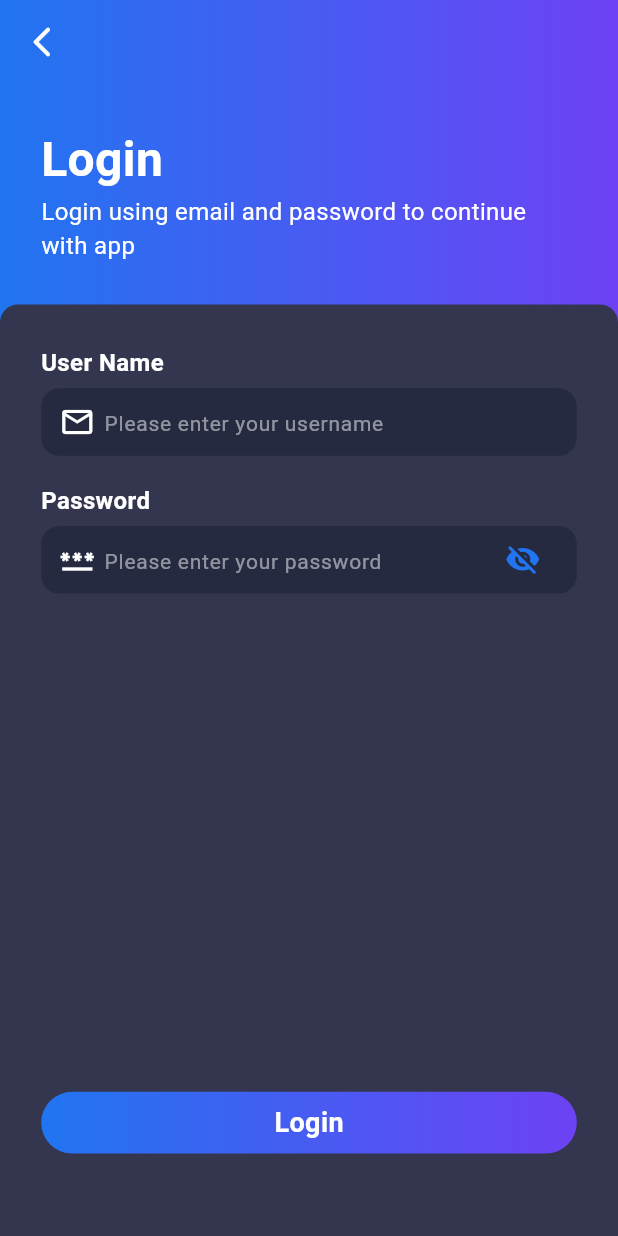
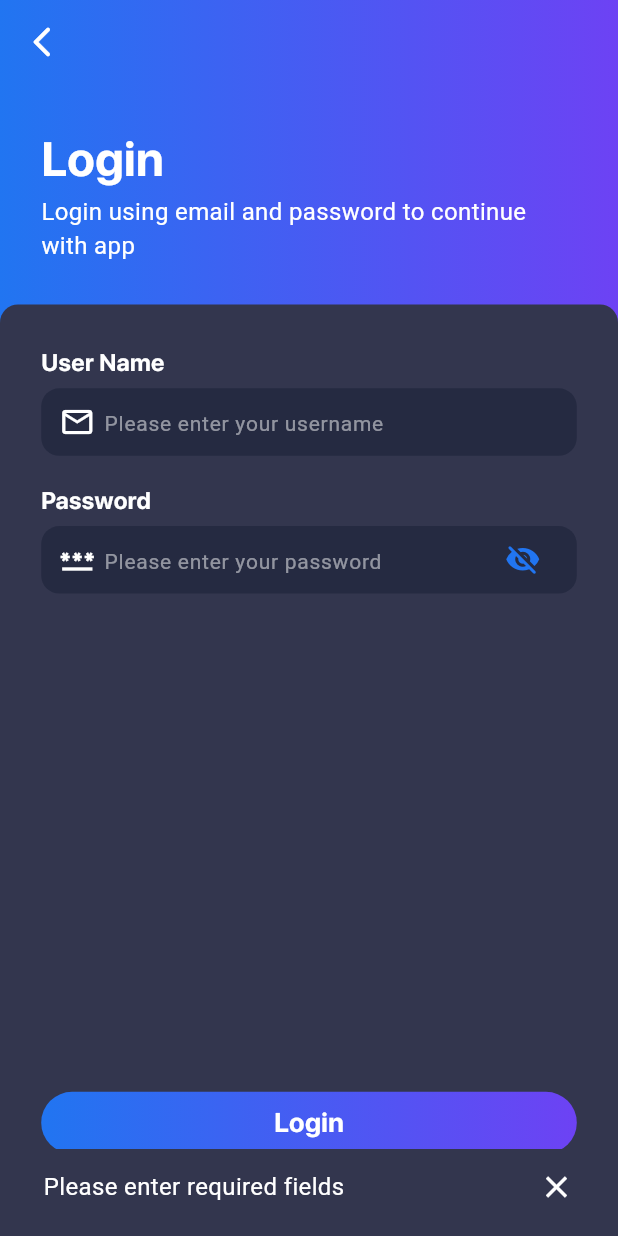
Before and after one commit to hmagdyadel/My-Invite, a Flutter app: the LoginScreen screen opened by its route, after a tap on the "visibility" icon, after a tap on "Login", on a phone screen of 412 x 824 dp. Run offline on Flutter 3.47's test engine with Material 3 defaults, Android fonts, the phone set to English and light mode, and no system bars; drawn by our look-alikes of another_flushbar; our stand-ins replace device_info_plus, dio, easy_localization, flutter_bloc, flutter_screenutil, freezed_annotation and 4 more; accounts and stored records are empty; generated files the repository leaves out were written again; Roboto replaces fonts that are missing (Almarai).

Commit message:
login logic done

```diff
--- a/assets/translations/ar.json
+++ b/assets/translations/ar.json
@@ -245,5 +245,6 @@
   "unauthorized": "اسم المستخدم أو كلمة المرور غير صحيحة",
   "scanned_before": "تم مسح الكود مسبقا",
   "username_hint": "يرجى ادخال اسم المستخدم",
-  "password_hint": "يرجى ادخال كلمة المرور"
+  "password_hint": "يرجى ادخال كلمة المرور",
+  "enter_required_fields": "يرجى ادخال جميع الحقول المطلوبة"
 }
--- a/assets/translations/en.json
+++ b/assets/translations/en.json
@@ -246,5 +246,6 @@
   "unauthorized": "Credentials are not correct",
   "scanned_before": "Already Scanned",
   "username_hint": "Please enter your username",
-  "password_hint": "Please enter your password"
+  "password_hint": "Please enter your password",
+  "enter_required_fields": "Please enter required fields"
 }
--- a/lib/core/helpers/extensions.dart
+++ b/lib/core/helpers/extensions.dart
@@ -1,4 +1,5 @@
 import 'package:another_flushbar/flushbar.dart';
+import 'package:app/core/theming/colors.dart';
 import 'package:flutter/cupertino.dart';
 import 'package:flutter/material.dart';
 
@@ -100,8 +101,8 @@ extension Navigation on BuildContext {
       duration: const Duration(seconds: 2),
       flushbarPosition: FlushbarPosition.BOTTOM,
       barBlur: .1,
-      backgroundColor: Colors.redAccent,
-      borderColor: Colors.redAccent,
+      backgroundColor: bgColor,
+      borderColor: bgColor,
       margin: const EdgeInsets.all(8),
       borderRadius: BorderRadius.circular(10),
     ).show(this);
--- a/lib/core/networking/dio_factory.dart
+++ b/lib/core/networking/dio_factory.dart
@@ -18,7 +18,7 @@ class DioFactory {
         ..options.connectTimeout = timeOut
         ..options.receiveTimeout = timeOut
         ..options.headers = {
-          "Content-Type": "multipart/form-data",
+          "Content-Type": 'application/json; charset=UTF-8',
         };
 
       addDioInterceptor();
--- a/lib/core/widgets/subtitle_text.dart
+++ b/lib/core/widgets/subtitle_text.dart
@@ -26,7 +26,7 @@ class SubTitleText extends StatelessWidget {
           color: color ?? Colors.black,
           fontWeight: FontWeight.w700,
           fontSize: fontSize ?? 24,
-          fontFamily: fontFamily ?? "Almarai",
+          fontFamily: fontFamily ?? "SFPro",
           decoration: decoration ?? TextDecoration.none,
           decorationColor: Colors.white),
       textAlign: align ?? TextAlign.center,
--- a/lib/features/login/data/repo/login_repo.dart
+++ b/lib/features/login/data/repo/login_repo.dart
@@ -11,7 +11,7 @@ class LoginRepo {
 
   Future<ApiResult<LoginResponse>> login(LoginRequest loginRequestBody) async {
     try {
-      var response = await _apiService.login(loginRequestBody);
+      var response = await _apiService.login(loginRequestBody,);
       if (response.firstName == null) {
         return ApiResult.failure(response.title ?? '');
       }
--- a/lib/features/login/logic/login_cubit.dart
+++ b/lib/features/login/logic/login_cubit.dart
@@ -20,7 +20,7 @@ class LoginCubit extends Cubit<LoginStates> {
   final TextEditingController password = TextEditingController();
   DeviceInfoPlugin deviceInfoPlugin = DeviceInfoPlugin();
 
-  void login({flagLogout}) async {
+  void login() async {
     try {
       emit(const LoginStates.loading());
 
--- a/lib/features/login/ui/login_screen.dart
+++ b/lib/features/login/ui/login_screen.dart
@@ -11,6 +11,7 @@ import 'package:flutter_screenutil/flutter_screenutil.dart';
 import '../../../core/dimensions/dimensions.dart';
 import '../../../core/widgets/text_field_with_icon.dart';
 import '../logic/login_cubit.dart';
+import '../logic/login_states.dart';
 
 class LoginScreen extends StatefulWidget {
   const LoginScreen({super.key});
@@ -21,6 +22,7 @@ class LoginScreen extends StatefulWidget {
 
 class _LoginScreenState extends State<LoginScreen> {
   bool hidePassword = true;
+
   @override
   Widget build(BuildContext context) {
     return GestureDetector(
@@ -47,7 +49,7 @@ class _LoginScreenState extends State<LoginScreen> {
           body: Stack(
             children: [
               // Main content
-              Positioned.fill(
+              Positioned(
                 child: Column(
                   crossAxisAlignment: CrossAxisAlignment.start,
                   children: [
@@ -64,7 +66,9 @@ class _LoginScreenState extends State<LoginScreen> {
                 child: Padding(
                   padding: EdgeInsets.symmetric(horizontal: edge * 1.5),
                   child: GoButton(
-                    fun: () {},
+                    fun: () {
+                      context.read<LoginCubit>().login();
+                    },
                     titleKey: "login_sm".tr(),
                     btColor: primaryColor,
                     textColor: Colors.white,
@@ -72,6 +76,25 @@ class _LoginScreenState extends State<LoginScreen> {
                     fontSize: 18,
                   ),
                 ),
+              ),
+              BlocListener<LoginCubit, LoginStates>(
+                listenWhen: (previous, current) => previous != current,
+                listener: (context, current) {
+                  if (current is Loading) {
+                    //animatedLoaderWithTitle(context: context, title: "loging_in".tr());
+                  } else if (current is Error) {
+                    //popDialog(context);
+                    context.showErrorToast(current.message);
+                  } else if (current is Success) {
+                   // popDialog(context);
+                    context.showErrorToast('Done');
+                  }
+                  else if(current is EmptyInput){
+                  //  popDialog(context);
+                    context.showErrorToast('enter_required_fields'.tr());
+                  }
+                },
+                child: const SizedBox.shrink(),
               ),
             ],
           ),
@@ -113,7 +136,7 @@ class _LoginScreenState extends State<LoginScreen> {
               obscureText: hidePassword,
               suffix: IconButton(
                 icon: Icon(
-                  hidePassword?Icons.visibility:Icons.visibility_off_rounded,
+                  hidePassword ? Icons.visibility : Icons.visibility_off_rounded,
                   color: hidePassword ? Colors.white : primaryColor,
                 ),
                 onPressed: () {
```
Also changed, not shown: lib/core/widgets/loaders.dart (added, +101 -0 lines).
